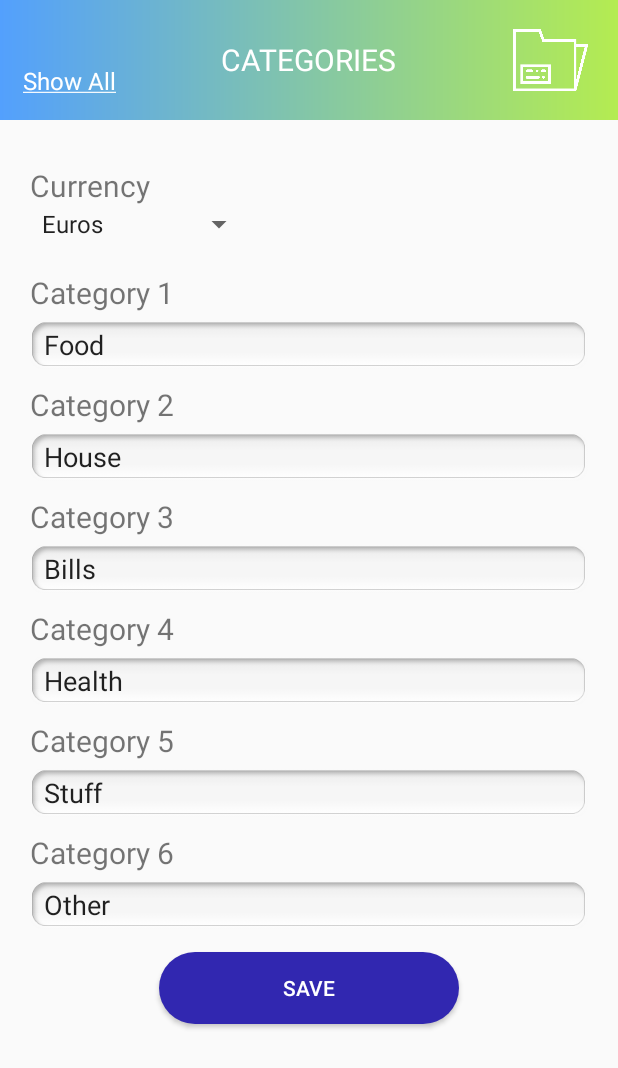
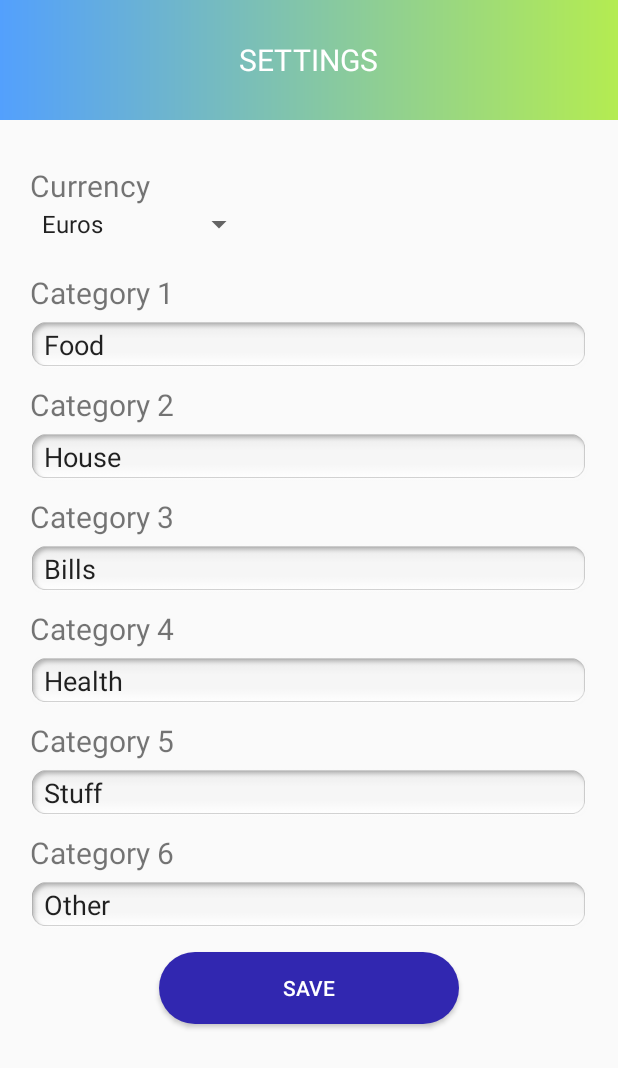
Before and after one commit to ManuelMouta/Receipt-Organizer, an Android app: the SettingsActivity screen opened directly, with no data from a screen before it, on a phone screen of 412 x 824 dp. Shown: the top 1068 px of the screen. Run offline under Robolectric (Android 15) with nearby library versions, the phone set to English and light mode, and no system bars.

Commit message:
EDIT - Layouts Design Updates

```diff
--- a/app/src/main/java/com/example/manuel/receiptorganizer/activities/ListReceiptsActivity.java
+++ b/app/src/main/java/com/example/manuel/receiptorganizer/activities/ListReceiptsActivity.java
@@ -165,7 +165,7 @@ public class ListReceiptsActivity extends AppCompatActivity{
             headerTitle.setText(MainActivity.Category5);
             header.setBackgroundColor(getResources().getColor(R.color.category5));
         }else if(category.equals("6")){
-            headerTitle.setText(MainActivity.Category5);
+            headerTitle.setText(MainActivity.Category6);
             header.setBackgroundColor(getResources().getColor(R.color.category6));
         }
     }
--- a/app/src/main/java/com/example/manuel/receiptorganizer/activities/SettingsActivity.java
+++ b/app/src/main/java/com/example/manuel/receiptorganizer/activities/SettingsActivity.java
@@ -9,7 +9,9 @@ import android.view.View;
 import android.widget.AdapterView;
 import android.widget.Button;
 import android.widget.EditText;
+import android.widget.ImageView;
 import android.widget.Spinner;
+import android.widget.TextView;
 
 import com.example.manuel.receiptorganizer.MainActivity;
 import com.example.manuel.receiptorganizer.R;
@@ -43,6 +45,12 @@ public class SettingsActivity extends AppCompatActivity {
 
     private Button saveBtn;
 
+    private TextView title;
+
+    private ImageView headerIcon;
+
+    private TextView showAll;
+
     protected void onCreate(Bundle savedInstanceState) {
         super.onCreate(savedInstanceState);
         setContentView(R.layout.activity_settings);
@@ -61,7 +69,13 @@ public class SettingsActivity extends AppCompatActivity {
 
         saveBtn = (Button) findViewById(R.id.save_btn);
 
+        title = (TextView) findViewById(R.id.receiptsListHeader);
+
+        headerIcon = (ImageView) findViewById(R.id.header_icon);
+
         currency = (Spinner) findViewById(R.id.currency);
+
+        showAll = (TextView) findViewById(R.id.showallbtn);
 
         setLabels();
 
@@ -118,6 +132,9 @@ public class SettingsActivity extends AppCompatActivity {
     }
 
     private void setLabels(){
+        title.setText("Settings");
+        headerIcon.setVisibility(View.INVISIBLE);
+        showAll.setVisibility(View.INVISIBLE);
         category1Value.setText(MainActivity.Category1);
         category2Value.setText(MainActivity.Category2);
         category3Value.setText(MainActivity.Category3);
```
Also changed, not shown: app/src/main/AndroidManifest.xml (+21 -7 lines), app/src/main/java/com/example/manuel/receiptorganizer/activities/SaveReceiptActivity.java (+12 -0 lines).
